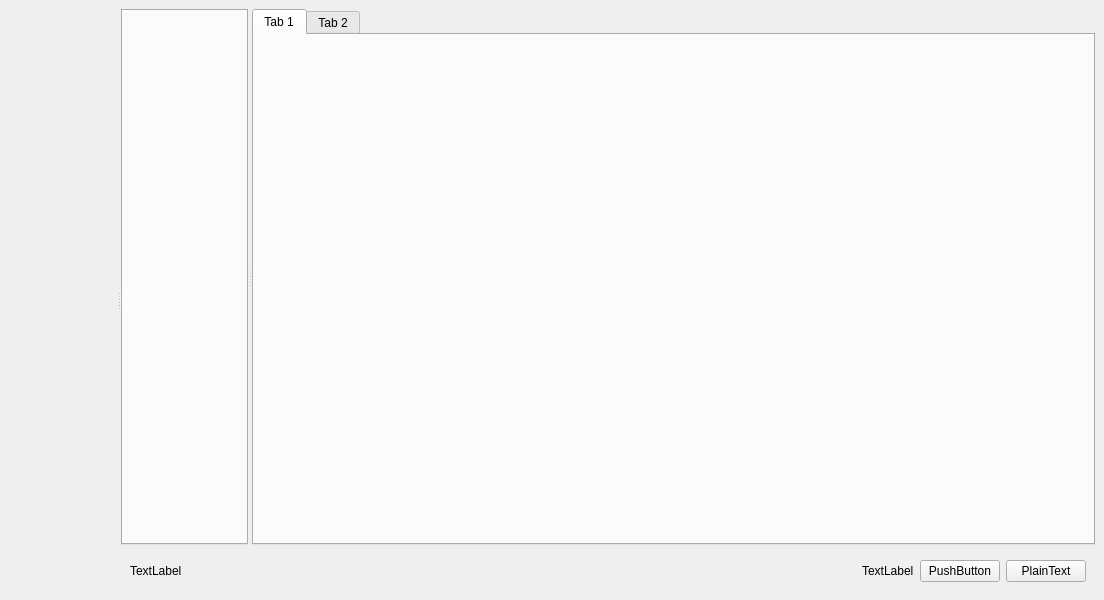
Gosha1122/CodeEditor2MenuBar, file mainwindow.ui: the form before one commit.
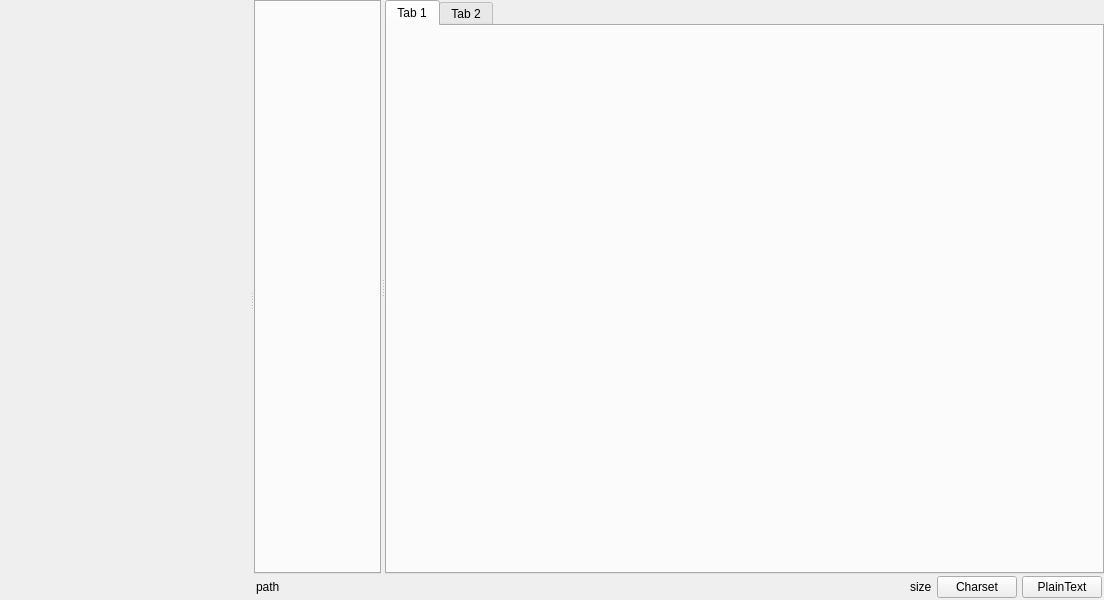
The form after the commit.

Commit message: Add statusbar functions

```diff
--- a/mainwindow.ui
+++ b/mainwindow.ui
@@ -15,14 +15,63 @@
   </property>
   <widget class="QWidget" name="centralwidget">
    <layout class="QVBoxLayout" name="verticalLayout_2">
+    <property name="spacing">
+     <number>0</number>
+    </property>
+    <property name="leftMargin">
+     <number>0</number>
+    </property>
+    <property name="topMargin">
+     <number>0</number>
+    </property>
+    <property name="rightMargin">
+     <number>0</number>
+    </property>
+    <property name="bottomMargin">
+     <number>0</number>
+    </property>
     <item>
      <widget class="QSplitter" name="splitter_2">
       <property name="orientation">
        <enum>Qt::Horizontal</enum>
       </property>
-      <widget class="QWidget" name="leftWidget" native="true"/>
+      <widget class="QWidget" name="leftWidget" native="true">
+       <property name="sizePolicy">
+        <sizepolicy hsizetype="Expanding" vsizetype="Preferred">
+         <horstretch>0</horstretch>
+         <verstretch>0</verstretch>
+        </sizepolicy>
+       </property>
+       <property name="minimumSize">
+        <size>
+         <width>0</width>
+         <height>0</height>
+        </size>
+       </property>
+       <property name="maximumSize">
+        <size>
+         <width>250</width>
+         <height>16777215</height>
+        </size>
+       </property>
+      </widget>
       <widget class="QWidget" name="widget_2" native="true">
        <layout class="QVBoxLayout" name="verticalLayout">
+        <property name="spacing">
+         <number>0</number>
+        </property>
+        <property name="leftMargin">
+         <number>0</number>
+        </property>
+        <property name="topMargin">
+         <number>0</number>
+        </property>
+        <property name="rightMargin">
+         <number>0</number>
+        </property>
+        <property name="bottomMargin">
+         <number>0</number>
+        </property>
         <item>
          <widget class="QSplitter" name="splitter">
           <property name="orientation">
@@ -59,10 +108,31 @@
            </sizepolicy>
           </property>
           <layout class="QHBoxLayout" name="horizontalLayout_2">
+           <property name="spacing">
+            <number>5</number>
+           </property>
+           <property name="leftMargin">
+            <number>2</number>
+           </property>
+           <property name="topMargin">
+            <number>2</number>
+           </property>
+           <property name="rightMargin">
+            <number>2</number>
+           </property>
+           <property name="bottomMargin">
+            <number>2</number>
+           </property>
            <item>
-            <widget class="QLabel" name="label">
+            <widget class="QLabel" name="pathLabel">
+             <property name="sizePolicy">
+              <sizepolicy hsizetype="Expanding" vsizetype="Preferred">
+               <horstretch>0</horstretch>
+               <verstretch>0</verstretch>
+              </sizepolicy>
+             </property>
              <property name="text">
-              <string>TextLabel</string>
+              <string>path</string>
              </property>
             </widget>
            </item>
@@ -71,25 +141,28 @@
              <property name="orientation">
               <enum>Qt::Horizontal</enum>
              </property>
+             <property name="sizeType">
+              <enum>QSizePolicy::Fixed</enum>
+             </property>
              <property name="sizeHint" stdset="0">
               <size>
-               <width>598</width>
+               <width>100</width>
                <height>20</height>
               </size>
              </property>
             </spacer>
            </item>
            <item>
-            <widget class="QLabel" name="label_2">
+            <widget class="QLabel" name="fileInfoLabel">
              <property name="text">
-              <string>TextLabel</string>
+              <string>size</string>
              </property>
             </widget>
            </item>
            <item>
             <widget class="QPushButton" name="pushButton_2">
              <property name="text">
-              <string>PushButton</string>
+              <string>Charset</string>
              </property>
             </widget>
            </item>
```
The commit also changes 2 other files.
